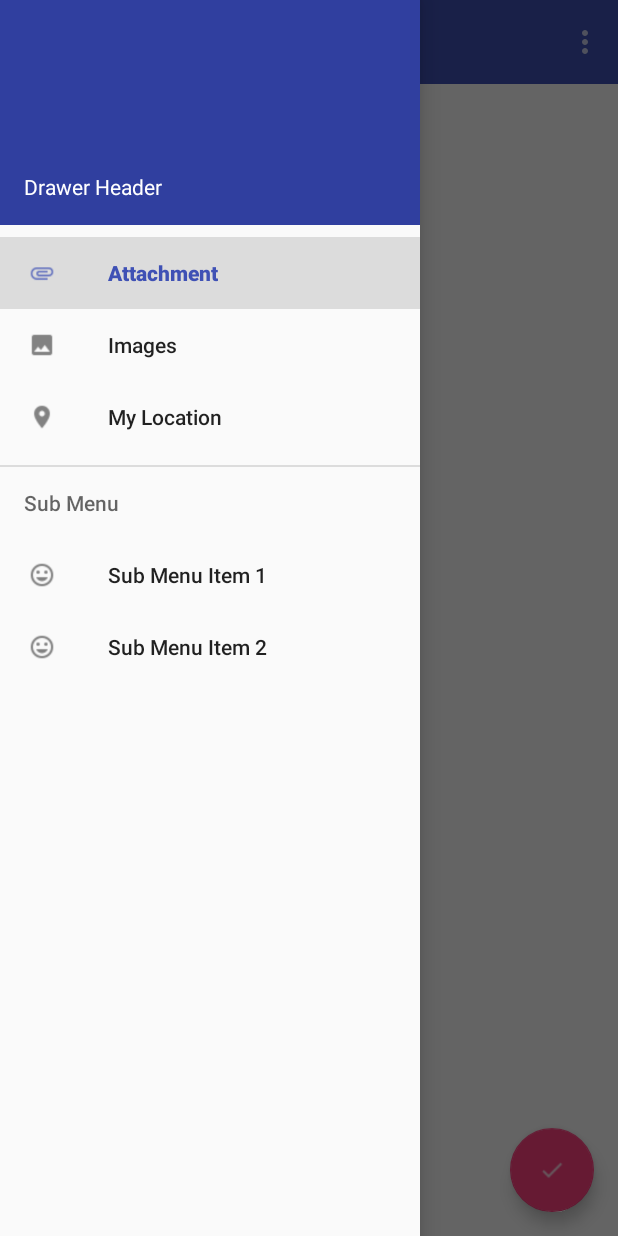
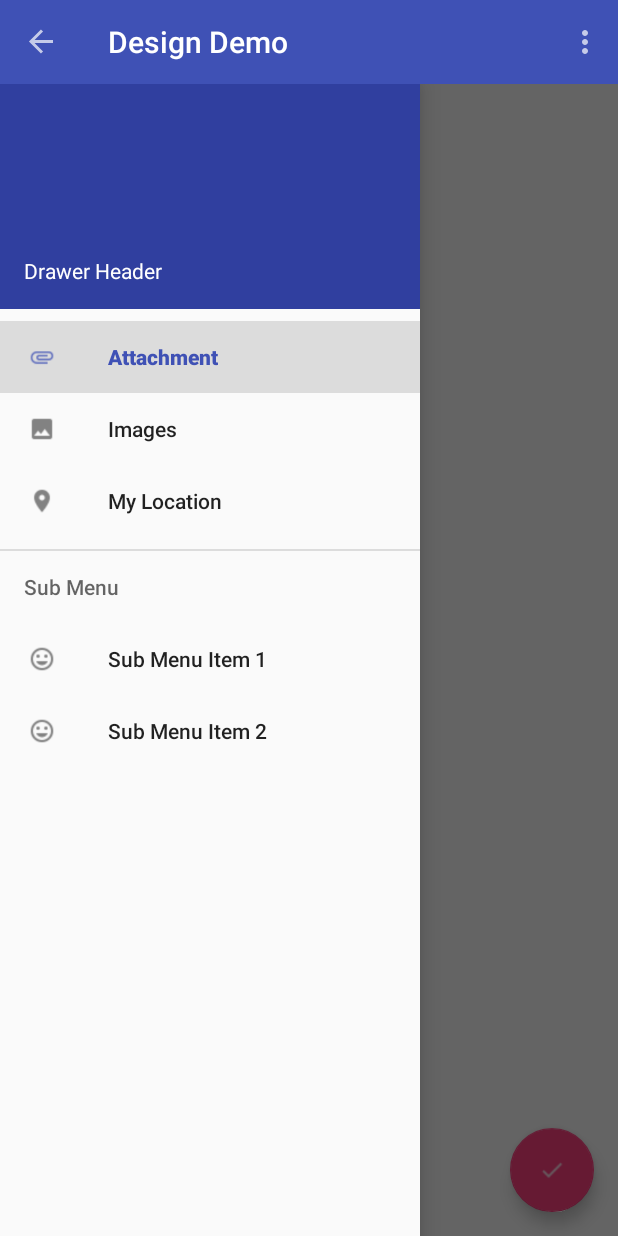
Before and after one commit to Keyes210/NavTest3, an Android app: the screen it shows after launch (MainActivity), with the side drawer open, on a phone screen of 412 x 824 dp. Run offline under Robolectric (Android 15) with nearby library versions, the phone set to English and light mode, and no system bars.

Commit message:
Drawer under Toolbar, toggle icon

```diff
--- a/app/src/main/java/com/alexlowe/navtest3/MainActivity.java
+++ b/app/src/main/java/com/alexlowe/navtest3/MainActivity.java
@@ -6,6 +6,7 @@ import android.support.design.widget.Snackbar;
 import android.support.v4.view.GravityCompat;
 import android.support.v4.widget.DrawerLayout;
 import android.support.v7.app.ActionBar;
+import android.support.v7.app.ActionBarDrawerToggle;
 import android.support.v7.app.AppCompatActivity;
 import android.os.Bundle;
 import android.support.v7.widget.Toolbar;
@@ -24,10 +25,8 @@ public class MainActivity extends AppCompatActivity {
         setContentView(R.layout.activity_main);
 
         Toolbar toolbar = (Toolbar)findViewById(R.id.toolbar);
+        //puts appName in toolbar
         setSupportActionBar(toolbar);
-        ActionBar actionBar = getSupportActionBar();
-        actionBar.setHomeAsUpIndicator(R.drawable.ic_menu);
-        actionBar.setDisplayHomeAsUpEnabled(true);
 
         mDrawerLayout = (DrawerLayout) findViewById(R.id.drawer_layout);
 
@@ -41,6 +40,33 @@ public class MainActivity extends AppCompatActivity {
                 return true;
             }
         });
+
+        final ActionBarDrawerToggle mDrawerToggle = new ActionBarDrawerToggle(this, mDrawerLayout, toolbar, R.string.drawer_open,
+                R.string.drawer_close){
+            @Override
+            public void onDrawerOpened(View drawerView) {
+                super.onDrawerOpened(drawerView);
+                MainActivity.this.invalidateOptionsMenu();
+            }
+
+            @Override
+            public void onDrawerClosed(View drawerView) {
+                super.onDrawerClosed(drawerView);
+                MainActivity.this.invalidateOptionsMenu();
+            }
+
+
+        };
+
+
+        mDrawerLayout.setDrawerListener(mDrawerToggle);
+        mDrawerLayout.post(new Runnable() {
+            @Override
+            public void run() {
+                mDrawerToggle.syncState();
+            }
+        });
+
 
         FloatingActionButton fab = (FloatingActionButton) findViewById(R.id.fab);
         fab.setOnClickListener(new View.OnClickListener() {
--- a/app/src/main/res/layout/activity_main.xml
+++ b/app/src/main/res/layout/activity_main.xml
@@ -1,7 +1,21 @@
 <?xml version="1.0" encoding="utf-8"?>
-<android.support.v4.widget.DrawerLayout
+
+<RelativeLayout
     xmlns:android="http://schemas.android.com/apk/res/android"
     xmlns:app="http://schemas.android.com/apk/res-auto"
+    android:layout_width="match_parent"
+    android:layout_height="match_parent">
+
+
+    <android.support.v7.widget.Toolbar
+        android:id="@+id/toolbar"
+        android:layout_width="match_parent"
+        android:layout_height="?attr/actionBarSize"
+        android:background="?attr/colorPrimary"
+        android:theme="@style/ThemeOverlay.AppCompat.Dark" />
+
+    <android.support.v4.widget.DrawerLayout
+        android:layout_below="@+id/toolbar"
         android:id="@+id/drawer_layout"
         android:layout_width="match_parent"
         android:layout_height="match_parent"
@@ -11,15 +25,8 @@
             android:layout_width="match_parent"
             android:layout_height="match_parent">
 
-        <android.support.v7.widget.Toolbar
-            android:id="@+id/toolbar"
-            android:layout_width="match_parent"
-            android:layout_height="?attr/actionBarSize"
-            android:background="?attr/colorPrimary"
-            android:theme="@style/ThemeOverlay.AppCompat.Dark" />
 
             <TextView
-            android:layout_below="@+id/toolbar"
                 android:layout_width="wrap_content"
                 android:layout_height="wrap_content"
                 android:text="Hello World!"/>
@@ -54,5 +61,6 @@
             app:menu="@menu/drawer"/>
 
 
+    </android.support.v4.widget.DrawerLayout>
 
-</android.support.v4.widget.DrawerLayout>
+</RelativeLayout>
--- a/app/src/main/res/values/strings.xml
+++ b/app/src/main/res/values/strings.xml
@@ -11,4 +11,6 @@
     <string name="drawer_header_text">Drawer Header</string>
     <string name="second_activity_text">Lorem ipsum dolor sit amet, consectetur adipiscing elit. Proin consectetur diam id aliquam scelerisque. Donec ultrices lacus vel dignissim pharetra. Vivamus pharetra augue quis rhoncus placerat. Sed ultricies at risus non cursus. Nam rutrum leo nec placerat consectetur. Vestibulum feugiat eleifend diam, nec interdum augue tincidunt sit amet. Praesent feugiat est auctor lacus consectetur, vitae pellentesque dolor laoreet.</string>
     <string name="title_activity_second">SecondActivity</string>
+    <string name="drawer_open">Open</string>
+    <string name="drawer_close">Close</string>
 </resources>
```
Lines whose indentation alone changed are shown as unchanged.
